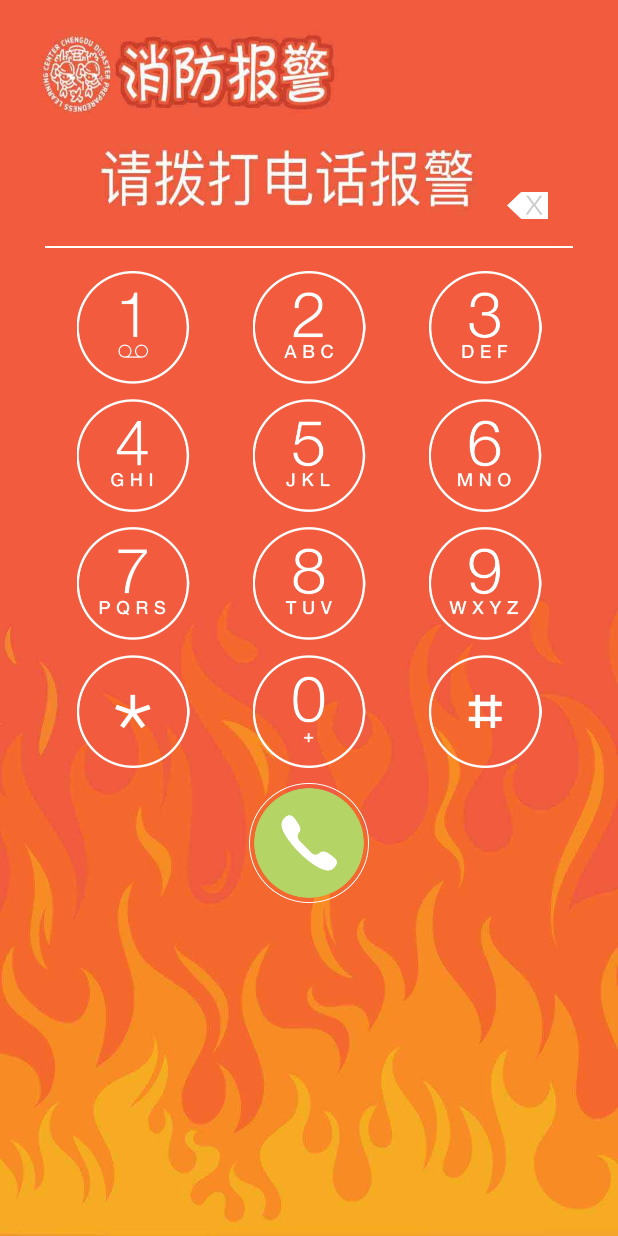
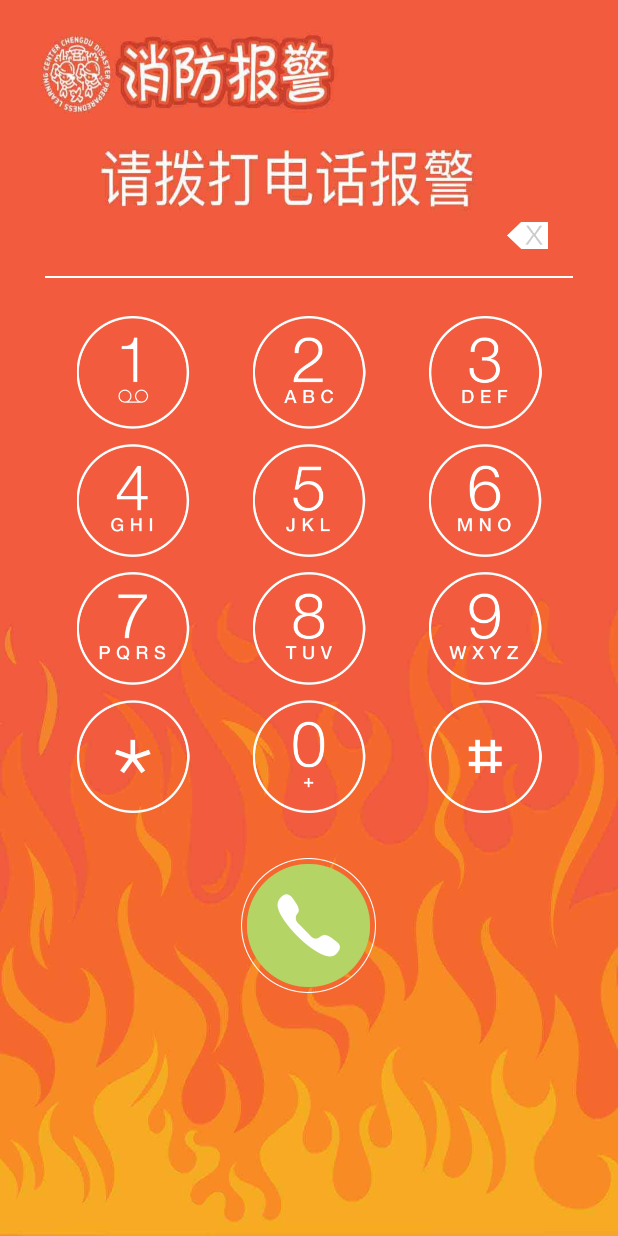
Before and after one commit to mawanjin/firemonitor, an Android app: the DialActivity screen opened directly, with no data from a screen before it, on a phone screen of 412 x 824 dp. Run offline under Robolectric (Android 15) with nearby library versions, the phone set to English and light mode, and no system bars; libraries missing offline, so code that uses them is left out: com.xuhao.android.

Commit message:
协议文档

```diff
--- a/app/src/main/res/layout/activity_dial.xml
+++ b/app/src/main/res/layout/activity_dial.xml
@@ -23,7 +23,7 @@
             android:layout_weight="1"
             android:inputType="number"
             android:cursorVisible="false"
-            android:textCursorDrawable="@null"/>
+            android:textCursorDrawable="@null" />
 
         <LinearLayout
             android:id="@+id/btnDel"
@@ -51,7 +51,7 @@
     <LinearLayout
         android:layout_width="match_parent"
         android:layout_height="wrap_content"
-        android:layout_marginTop="10dp">
+        android:layout_marginTop="20dp">
 
         <LinearLayout
             android:layout_width="0dp"
@@ -232,7 +232,7 @@
         android:layout_width="match_parent"
         android:layout_height="wrap_content"
         android:gravity="center"
-        android:layout_marginTop="10dp">
+        android:layout_marginTop="30dp">
         <ImageView
             android:id="@+id/btn_call"
             android:layout_width="@dimen/btn_cial_width_height"
--- a/app/src/main/res/layout/activity_reco.xml
+++ b/app/src/main/res/layout/activity_reco.xml
@@ -9,7 +9,8 @@
     android:layout_width="120dp"
     android:layout_height="120dp"
     android:src="@drawable/time0005"
-    android:layout_centerInParent="true"/>
+    android:layout_centerInParent="true"
+    android:visibility="invisible"/>
 
     <ImageView
         android:id="@+id/btnSpeak"
--- a/app/src/main/res/values/dimens.xml
+++ b/app/src/main/res/values/dimens.xml
@@ -1,7 +1,7 @@
 <?xml version="1.0" encoding="utf-8"?>
 <resources>
     <dimen name="num_width_height">75dip</dimen>
-    <dimen name="dial_margin_top">110dip</dimen>
-    <dimen name="btn_cial_width_height">80dip</dimen>
+    <dimen name="dial_margin_top">130dip</dimen>
+    <dimen name="btn_cial_width_height">90dip</dimen>
     <dimen name="num_txt_size">40dip</dimen>
 </resources>
```
Also changed, not shown: app/src/main/java/com/dadatop/cd/firemonitor/RecoActivity.java (+35 -10 lines).
